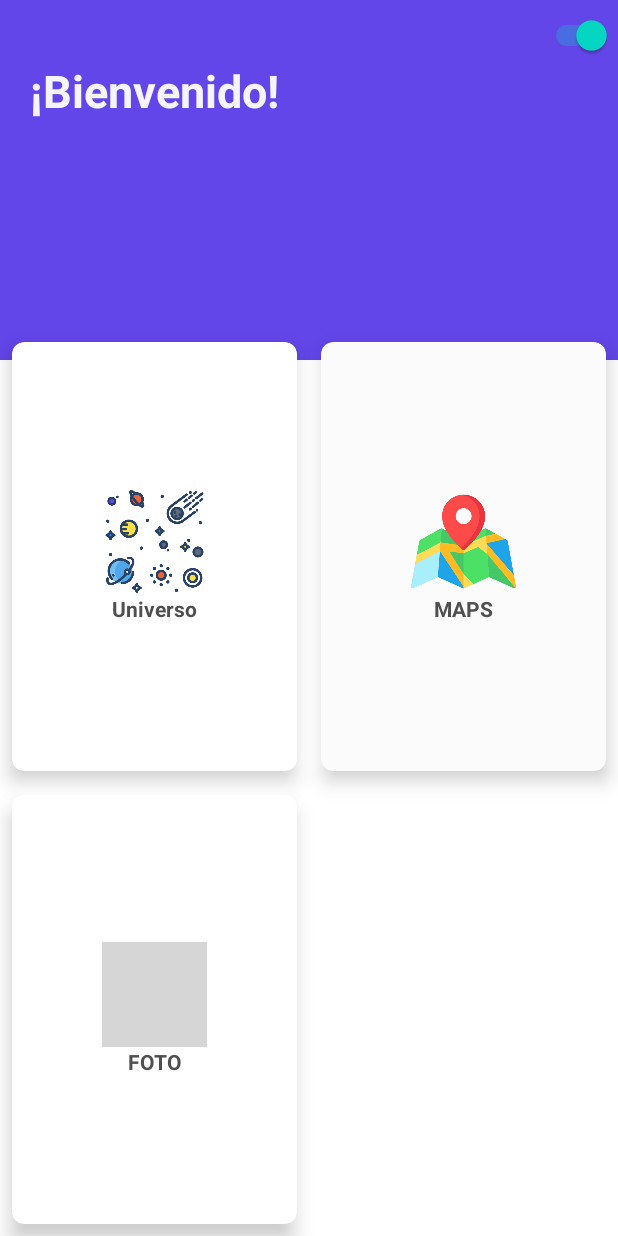
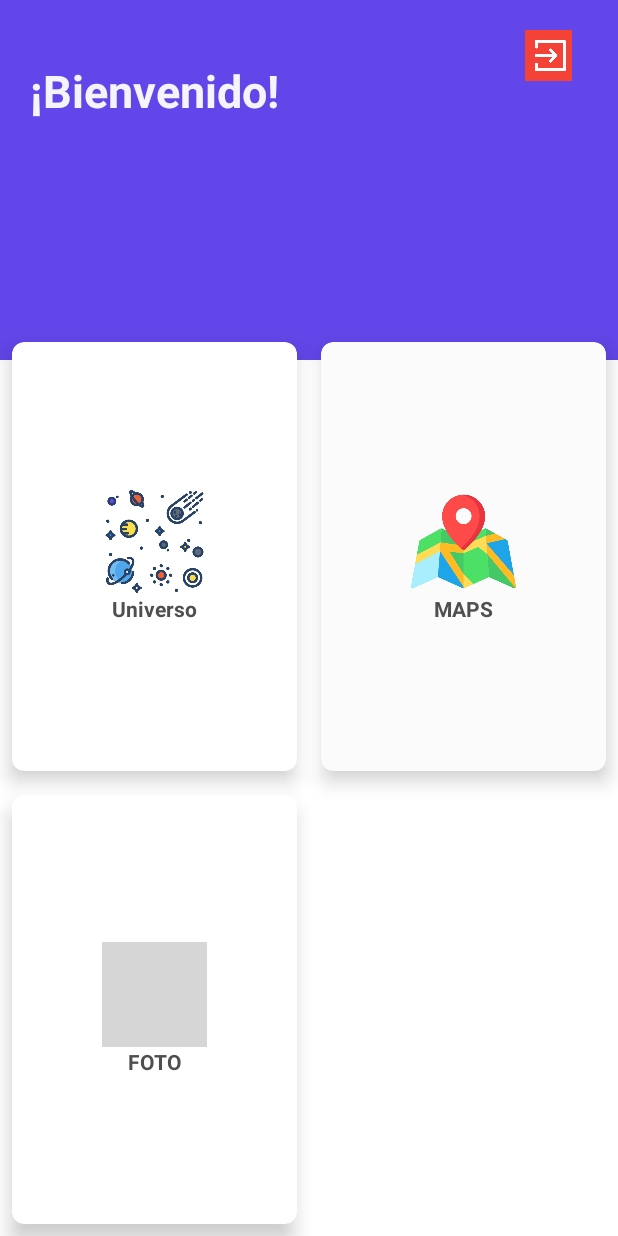
Before and after one commit to HenryChiquin/LoginJava, an Android app: the screen it shows after launch once a user with an empty profile is signed in (Activity_principalpantalla), on a phone screen of 412 x 824 dp. Run offline under Robolectric (Android 15) with nearby library versions, the phone set to English and light mode, and no system bars; our stand-ins replace Firebase (no records; nobody signed in at launch, a user with empty details on screens opened directly); grey boxes are pictures that could not be loaded.

Commit message:
Diseño UX version 1.1.1

```diff
--- a/app/src/main/java/com/example/loginjava/Activity_principalpantalla.java
+++ b/app/src/main/java/com/example/loginjava/Activity_principalpantalla.java
@@ -32,7 +32,7 @@ public class Activity_principalpantalla extends AppCompatActivity {
 
     TextView textViewUsuario,emailTxt;
     private Switch swCerrarSesion;
-
+    private ImageView imgVCerrrSesion;
     private ImageButton imgBtnOffSesion;
     private ListView lvMenuPrincipal;
     private GoogleApiClient googleApiClient;
@@ -45,15 +45,17 @@ public class Activity_principalpantalla extends AppCompatActivity {
         cardViewUniverso = findViewById(R.id.cardViewUniverso);
         cardViewMaps = findViewById(R.id.cardViewMaps);
         cardViewCamera = findViewById(R.id.cardViewCamera);
-        swCerrarSesion = findViewById(R.id.swCerrarSesion);
+        imgVCerrrSesion = findViewById(R.id.imageViewCerrarSesion);
 
         textViewUsuario = findViewById(R.id.tvUsuario);
         emailTxt = findViewById(R.id.emailtxt);
+
 
         cardViewUniverso.setOnClickListener(View -> getUniverso());
         cardViewMaps.setOnClickListener(View -> getMaps());
         cardViewCamera.setOnClickListener(View -> getCamera());
         getUserProfile();
+        imgVCerrrSesion.setOnClickListener(view -> cerrarSesion());
     }
 
 
@@ -86,12 +88,5 @@ public class Activity_principalpantalla extends AppCompatActivity {
         startActivity(new Intent(getApplicationContext(), AuthActivity.class));
     }
 
-    public void onCerrarSesion(View view) {
-        if(view.getId() == R.id.swCerrarSesion){
-            if(!swCerrarSesion.isChecked()){
-                cerrarSesion();
-                return;
-            }
-        }
-    }
+
 }
--- /dev/null
+++ b/app/src/main/res/drawable/ic_baseline_login_24.xml
@@ -0,0 +1,5 @@
+<vector android:height="34dp" android:tint="#FFFFFF"
+    android:viewportHeight="24" android:viewportWidth="24"
+    android:width="34dp" xmlns:android="http://schemas.android.com/apk/res/android">
+    <path android:fillColor="@android:color/white" android:pathData="M11,7L9.6,8.4l2.6,2.6H2v2h10.2l-2.6,2.6L11,17l5,-5L11,7zM20,19h-8v2h8c1.1,0 2,-0.9 2,-2V5c0,-1.1 -0.9,-2 -2,-2h-8v2h8V19z"/>
+</vector>
--- a/app/src/main/res/layout/activity_principalpantalla.xml
+++ b/app/src/main/res/layout/activity_principalpantalla.xml
@@ -11,23 +11,21 @@
         android:id="@+id/tvBienvenido"
         android:layout_width="wrap_content"
         android:layout_height="180dp"
+        android:layout_marginLeft="20dp"
         android:layout_marginTop="40dp"
-        android:layout_marginLeft="20dp"
         android:text="¡Bienvenido!"
         android:textColor="#f4f4fa"
         android:textSize="30sp"
         android:textStyle="bold" />
 
-    <Switch
-        android:id="@+id/swCerrarSesion"
-        android:layout_width="wrap_content"
-        android:layout_height="wrap_content"
-        android:layout_marginLeft="360dp"
-        android:layout_marginTop="10dp"
-        android:checked="true"
-        android:onClick="onCerrarSesion"
-        android:text=""
-        android:textOn="Cerrar sesion" />
+    <ImageView
+        android:id="@+id/imageViewCerrarSesion"
+        android:layout_width="31dp"
+        android:layout_height="34dp"
+        android:layout_marginLeft="350dp"
+        android:layout_marginTop="20dp"
+        android:background="#F44336"
+        app:srcCompat="@drawable/sign_in" />
 
     <TextView
         android:id="@+id/tvUsuario"
--- a/app/src/main/res/layout/singleview.xml
+++ b/app/src/main/res/layout/singleview.xml
@@ -10,8 +10,8 @@
     tools:layout_editor_absoluteY="-10dp">
 
     <LinearLayout
-        android:layout_width="370dp"
-        android:layout_height="204dp"
+        android:layout_width="369dp"
+        android:layout_height="149dp"
         android:orientation="vertical"
         app:layout_constraintBottom_toBottomOf="parent"
         app:layout_constraintEnd_toEndOf="parent"
```
Also changed, not shown: app/src/main/res/drawable-v24/sign_in.png (added).
